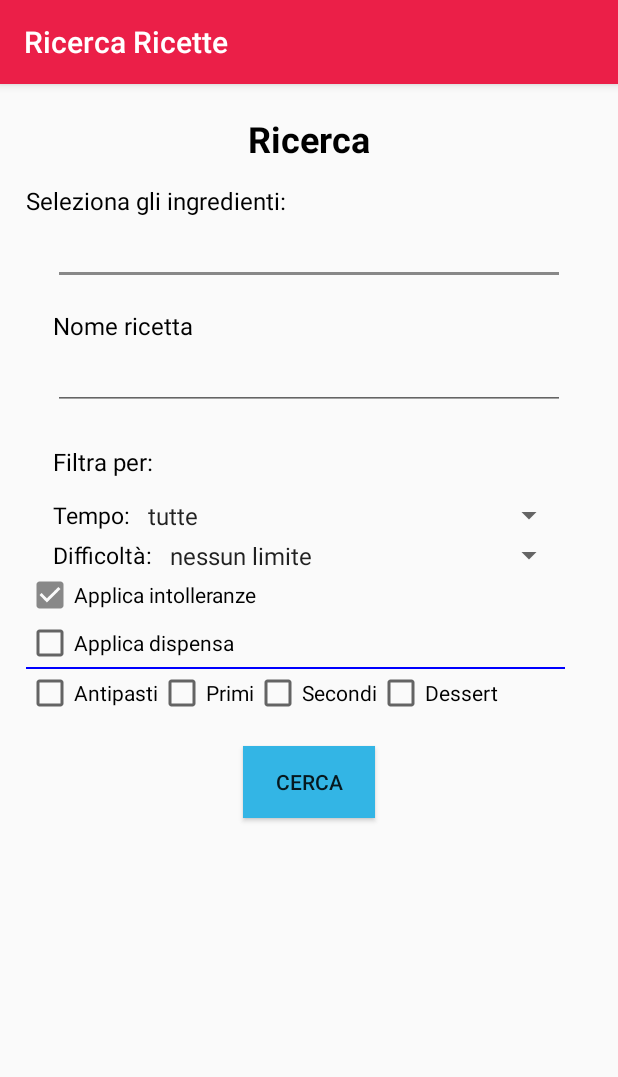
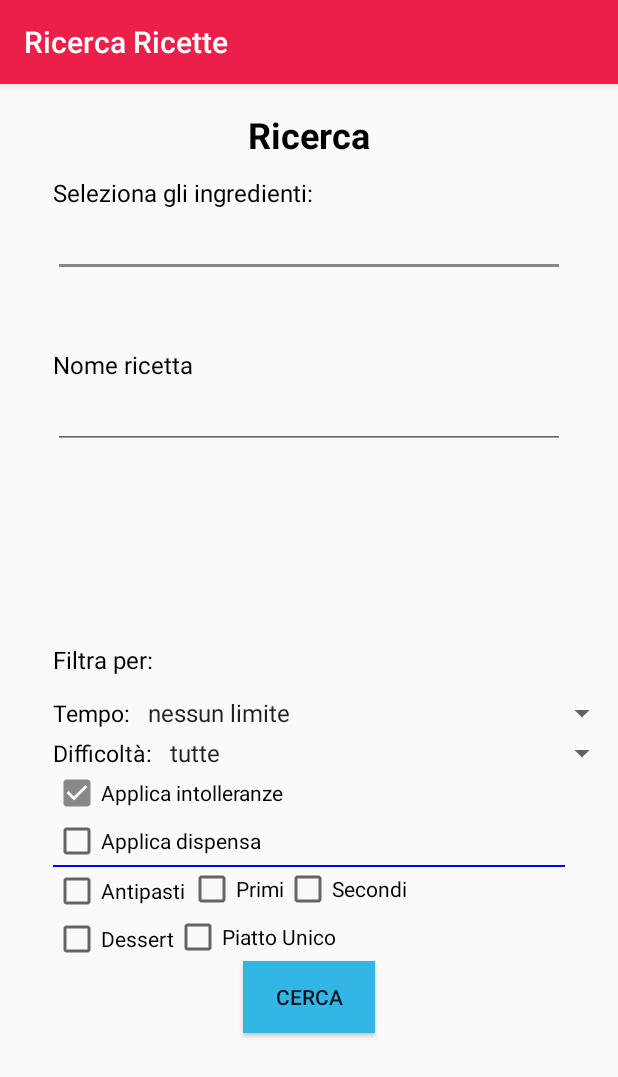
Before and after one commit to Bat95/ProgettoMobile, an Android app: the fragment Search shown on its own in the app's theme, on a phone screen of 412 x 824 dp. Shown: the top 1077 px of the screen. Run offline under Robolectric (Android 15) with nearby library versions, the phone set to English and light mode, and no system bars.

Commit message:
Modificato search.xml

```diff
--- a/app/src/main/res/layout/search.xml
+++ b/app/src/main/res/layout/search.xml
@@ -9,25 +9,24 @@
         android:id="@+id/search_title"
         android:layout_width="wrap_content"
         android:layout_height="wrap_content"
-        android:layout_alignParentTop="true"
-        android:layout_centerHorizontal="true"
-        android:layout_marginTop="20dp"
+        android:layout_marginTop="17dp"
         android:text="@string/search"
         android:textColor="@android:color/black"
         android:textSize="24sp"
-        android:textStyle="bold" />
+        android:textStyle="bold"
+        android:layout_alignParentTop="true"
+        android:layout_centerHorizontal="true" />
 
     <TextView
         android:id="@+id/select_ingred_title"
         android:layout_width="wrap_content"
         android:layout_height="wrap_content"
-        android:layout_alignParentStart="true"
-        android:layout_below="@+id/search_title"
-        android:layout_marginStart="17dp"
-        android:layout_marginTop="14dp"
+        android:layout_marginTop="11dp"
         android:text="@string/select_ingredients"
         android:textColor="@android:color/black"
-        android:textSize="16sp" />
+        android:textSize="16sp"
+        android:layout_below="@+id/search_title"
+        android:layout_alignStart="@+id/input_ingredients" />
 
     <AutoCompleteTextView
         android:id="@+id/input_ingredients"
@@ -36,10 +35,11 @@
         android:layout_height="wrap_content"
         android:layout_below="@+id/select_ingred_title"
         android:layout_centerHorizontal="true"
+        android:autoText="false"
+        android:completionThreshold="1"
         android:ems="16"
         android:inputType="textFilter"
-        tools:ignore="LabelFor"
-        android:completionThreshold="1" />
+        tools:ignore="LabelFor" />
 
     <TextView
         android:id="@+id/filter_by_title"
@@ -48,9 +48,8 @@
         android:text="@string/filter_by"
         android:textColor="@android:color/black"
         android:textSize="16sp"
-        android:layout_below="@+id/recipe_name_input"
-        android:layout_alignStart="@+id/input_ingredients"
-        android:layout_marginTop="23dp" />
+        android:layout_centerVertical="true"
+        android:layout_alignStart="@+id/recipe_name_title" />
 
 
 
@@ -86,32 +85,41 @@
         android:layout_height="wrap_content"
         android:text="@string/appetizers"
         android:layout_below="@+id/view"
-        android:layout_alignStart="@+id/select_ingred_title" />
+        android:layout_alignStart="@+id/select_ingred_title"
+        android:layout_toStartOf="@+id/difficultyspinner"
+        android:layout_alignEnd="@+id/recipe_name_title" />
 
     <CheckBox
         android:id="@+id/first_dishes"
         android:layout_width="wrap_content"
         android:layout_height="wrap_content"
         android:text="@string/first_dishes"
-        android:layout_alignBaseline="@+id/appetizers"
-        android:layout_alignBottom="@+id/appetizers"
-        android:layout_toEndOf="@+id/appetizers" />
+        android:layout_below="@+id/apply_storeroom"
+        android:layout_alignEnd="@+id/apply_intolerances" />
 
     <CheckBox
         android:id="@+id/second_dishes"
         android:layout_width="wrap_content"
         android:layout_height="wrap_content"
-        android:layout_alignTop="@+id/first_dishes"
-        android:layout_toEndOf="@+id/first_dishes"
-        android:text="@string/second_dishes" />
+        android:text="@string/second_dishes"
+        android:layout_alignTop="@+id/view"
+        android:layout_toEndOf="@+id/first_dishes" />
 
     <CheckBox
         android:id="@+id/desserts"
         android:layout_width="wrap_content"
         android:layout_height="wrap_content"
-        android:layout_alignTop="@+id/second_dishes"
-        android:layout_toEndOf="@+id/second_dishes"
-        android:text="@string/desserts" />
+        android:text="@string/desserts"
+        android:layout_below="@+id/appetizers"
+        android:layout_alignStart="@+id/appetizers" />
+
+    <CheckBox
+        android:id="@+id/unique"
+        android:layout_width="wrap_content"
+        android:layout_height="wrap_content"
+        android:text="Piatto Unico"
+        android:layout_below="@+id/first_dishes"
+        android:layout_toEndOf="@+id/desserts" />
 
     <TextView
         android:id="@+id/recipe_name_title"
@@ -120,7 +128,7 @@
         android:text="@string/recipe_name"
         android:textColor="@android:color/black"
         android:textSize="16sp"
-        android:layout_marginTop="16dp"
+        android:layout_marginTop="47dp"
         android:layout_below="@+id/input_ingredients"
         android:layout_alignStart="@+id/input_ingredients" />
 
@@ -142,9 +150,8 @@
         android:layout_height="wrap_content"
         android:background="@android:color/holo_blue_light"
         android:textColorLink="@android:color/black"
-        android:layout_below="@+id/first_dishes"
-        android:layout_centerHorizontal="true"
-        android:layout_marginTop="19dp" />
+        android:layout_below="@+id/unique"
+        android:layout_centerHorizontal="true" />
     <TextView
         android:id="@+id/timetext"
         android:layout_width="wrap_content"
@@ -168,27 +175,30 @@
         android:textSize="15sp" />
 
     <Spinner
+        android:id="@+id/timespinner"
+        android:layout_width="match_parent"
+        android:layout_height="wrap_content"
+        android:layout_alignBaseline="@+id/timetext"
+        android:layout_alignBottom="@+id/timetext"
+        android:layout_toEndOf="@+id/timetext"
+        android:entries="@array/timeSpinnerItems" />
+
+    <Spinner
         android:id="@+id/difficultyspinner"
         android:layout_width="match_parent"
         android:layout_height="wrap_content"
-        android:entries="@array/timeSpinnerItems"
-        android:layout_alignTop="@+id/difficulty"
-        android:layout_alignEnd="@+id/timespinner"
+        android:layout_alignBaseline="@+id/difficulty"
+        android:layout_alignBottom="@+id/difficulty"
         android:layout_toEndOf="@+id/difficulty"
-        android:layout_above="@+id/apply_intolerances" />
+        android:entries="@array/difficultySpinnerItems" />
 
-    <Spinner
-        android:id="@+id/timespinner"
+    <android.support.v7.widget.RecyclerView
+        android:id="@+id/recyclerView"
         android:layout_width="match_parent"
-        android:layout_height="wrap_content"
-        android:layout_alignTop="@+id/timetext"
-        android:entries="@array/difficultySpinnerItems"
-        android:layout_above="@+id/difficulty"
-        android:layout_alignEnd="@+id/recipe_name_input"
-        android:layout_toEndOf="@+id/timetext" />
-
-
-
+        android:layout_height="80px"
+        android:layout_below="@+id/input_ingredients"
+        android:layout_alignStart="@+id/input_ingredients"
+        android:layout_alignEnd="@+id/input_ingredients" />
 
 
 </RelativeLayout>
```
